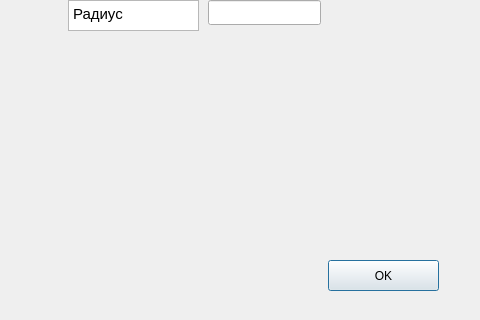
This is addobject.ui in EgorovaAnna/gpbla as Qt 5 draws it before an edit; both pictures show x 352 to 832 and y 250 to 570 of the 832 by 570 pixel window. The edited form follows.
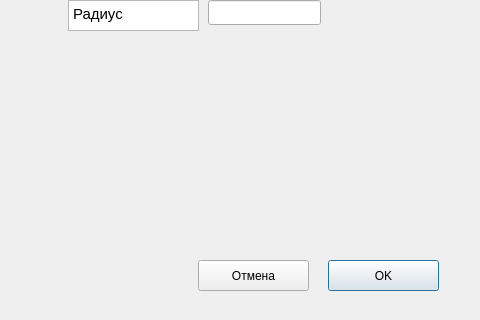
This is the edited form.

```diff
--- a/addobject.ui
+++ b/addobject.ui
@@ -144,6 +144,19 @@
     <string>OK</string>
    </property>
   </widget>
+  <widget class="QPushButton" name="pushButton_2">
+   <property name="geometry">
+    <rect>
+     <x>550</x>
+     <y>510</y>
+     <width>111</width>
+     <height>31</height>
+    </rect>
+   </property>
+   <property name="text">
+    <string>Отмена</string>
+   </property>
+  </widget>
  </widget>
  <resources/>
  <connections/>
```
